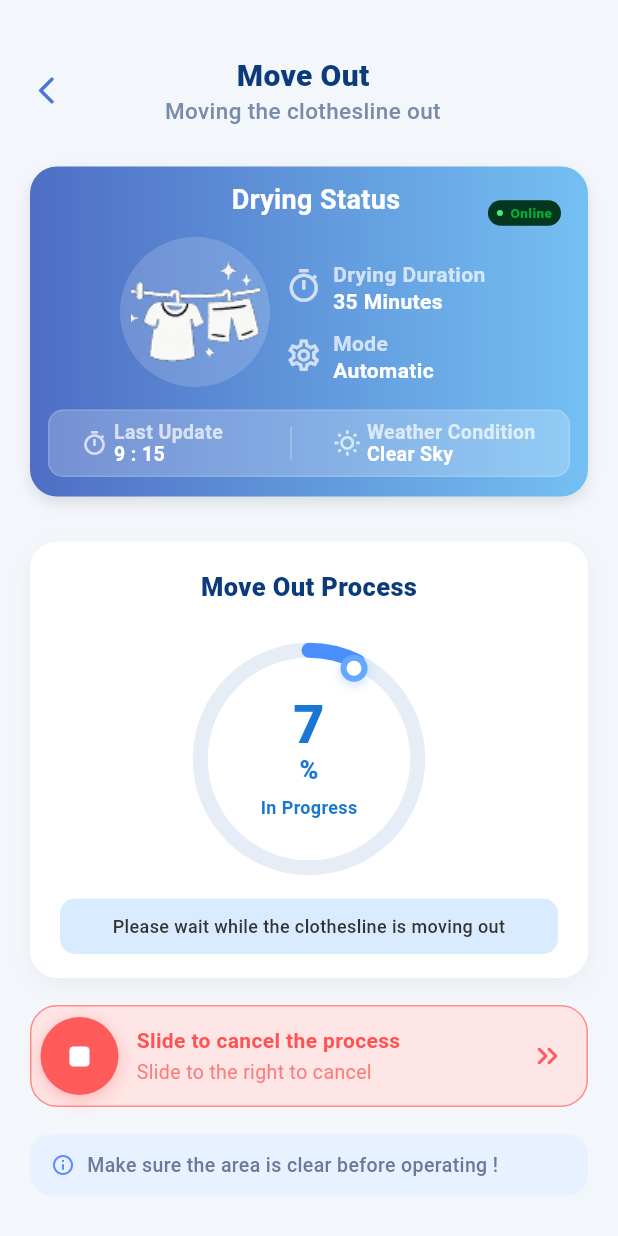
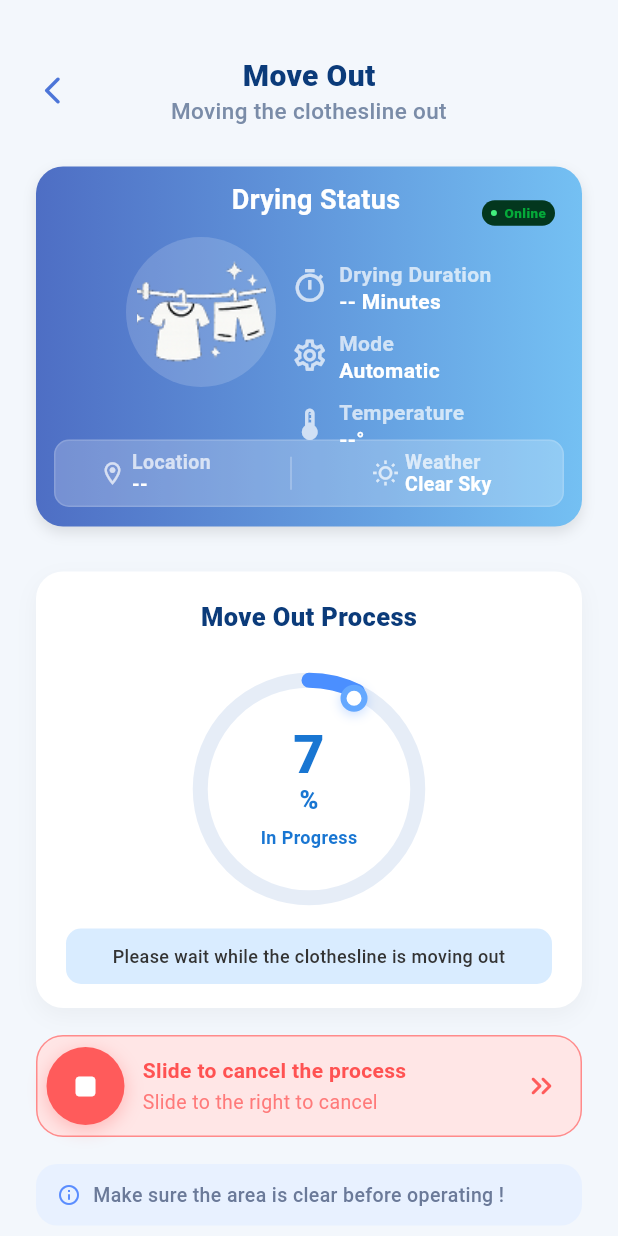
Before and after one commit to AnasTsya0/aerodry-app, a Flutter app: the ManualScreen screen opened directly, after a tap on "Move Out", on a phone screen of 412 x 824 dp. Run offline on Flutter 3.47's test engine with Material 3 defaults, Android fonts, the phone set to English and light mode, and no system bars; our stand-ins replace flutter_map, geolocator, latlong2, shared_preferences; accounts and stored records are empty; network calls fail.

Commit message:
update padding page

```diff
--- a/lib/constants/app_state.dart
+++ b/lib/constants/app_state.dart
@@ -70,6 +70,18 @@ class DryingState {
   /// Current weather condition label (e.g. 'Clear Sky', 'Rain', etc.)
   static final ValueNotifier<String> weatherCondition = ValueNotifier('Clear Sky');
 
+  /// Current device location displayed on drying card
+  static final ValueNotifier<String> location = ValueNotifier('--');
+
+  /// Current temperature displayed on drying card
+  static final ValueNotifier<String> temperature = ValueNotifier('--°');
+
+  /// When drying started (move-out time). null = not currently drying.
+  static final ValueNotifier<DateTime?> dryingStartTime = ValueNotifier(null);
+
+  /// Accumulated duration from previous drying sessions (so Move-In doesn't reset progress).
+  static Duration _pausedDuration = Duration.zero;
+
   /// Format the lastUpdateTime as "H : mm"
   static String get formattedLastUpdate {
     final t = lastUpdateTime.value;
@@ -79,11 +91,52 @@ class DryingState {
     return '$h : $m';
   }
 
+  /// Compute drying duration dynamically — paused time preserved across Move-In
+  static String get formattedDryingDuration {
+    final start = dryingStartTime.value;
+    Duration total = _pausedDuration;
+    if (start != null) {
+      final now = DateTime.now().toUtc().add(const Duration(hours: 7));
+      total += now.difference(start);
+    }
+    if (total == Duration.zero) return '-- Minutes';
+    final mins = total.inMinutes;
+    if (mins < 1) return '< 1 Minute';
+    if (mins == 1) return '1 Minute';
+    return '$mins Minutes';
+  }
+
   /// Called when manual control process succeeds
-  static void onManualSuccess({required String weatherLabel}) {
+  static void onManualSuccess({
+    required String moveType,
+    required String weatherLabel,
+    required String deviceLocation,
+    required String deviceTemperature,
+  }) {
     mode.value = 'Manual';
     lastUpdateTime.value = DateTime.now().toUtc().add(const Duration(hours: 7));
     weatherCondition.value = weatherLabel;
+    location.value = deviceLocation;
+    temperature.value = deviceTemperature;
+
+    final now = DateTime.now().toUtc().add(const Duration(hours: 7));
+
+    if (moveType == 'out') {
+      // Resume: start a new segment from now (accumulated time is kept)
+      dryingStartTime.value = now;
+    } else {
+      // Pause: add current running segment to accumulated, stop timer
+      if (dryingStartTime.value != null) {
+        _pausedDuration += now.difference(dryingStartTime.value!);
+      }
+      dryingStartTime.value = null;
+    }
+  }
+
+  /// Reset everything (e.g. when a full new drying session starts from scratch)
+  static void resetDryingSession() {
+    _pausedDuration = Duration.zero;
+    dryingStartTime.value = null;
   }
 }
 
@@ -193,6 +246,16 @@ class ActivityLogState {
         imagePath: 'assets/images/moveoutmanual.png',
         temp: '31°',
       ),
+      ActivityLogEntry(
+        title: 'Motion Detected',
+        subtitle1: 'Activity Detected In',
+        subtitle2: 'The Backyard Area',
+        tag: 'Motion',
+        type: ActivityType.motion,
+        timestamp: base.add(const Duration(hours: 10, minutes: 5)),
+        imagePath: 'assets/images/motioncard.png',
+        temp: '30°',
+      ),
     ];
   }
 
--- a/lib/screens/Manual/manual_screen.dart
+++ b/lib/screens/Manual/manual_screen.dart
@@ -1,4 +1,5 @@
 import 'package:flutter/material.dart';
+import 'dart:async';
 import 'package:aerodry_app/constants/app_state.dart';
 import 'package:aerodry_app/screens/Manual/manual_screen_detail.dart';
 
@@ -34,7 +35,7 @@ class _ManualScreenState extends State<ManualScreen> {
       backgroundColor: const Color(0xFFF3F7FC),
       body: SafeArea(
         child: SingleChildScrollView(
-          padding: const EdgeInsets.fromLTRB(20, 40, 20, 30),
+          padding: const EdgeInsets.fromLTRB(24, 40, 24, 30),
           child: Column(
             children: [
 
@@ -51,8 +52,6 @@ class _ManualScreenState extends State<ManualScreen> {
 
                   const Expanded(
                     child: Center(
-                      child: Padding(
-                        padding: EdgeInsets.only(right: 30),
                       child: Column(
                         children: [
                           Text(
@@ -81,7 +80,8 @@ class _ManualScreenState extends State<ManualScreen> {
                       ),
                     ),
                   ),
-                  ),
+
+                  const SizedBox(width: 22),
                 ],
               ),
 
@@ -291,19 +291,29 @@ class _DryingCard extends StatefulWidget {
 }
 
 class _DryingCardState extends State<_DryingCard> {
+  Timer? _durationTimer;
+
   @override
   void initState() {
     super.initState();
     DryingState.mode.addListener(_onStateChange);
     DryingState.lastUpdateTime.addListener(_onStateChange);
     DryingState.weatherCondition.addListener(_onStateChange);
+    DryingState.location.addListener(_onStateChange);
+    DryingState.temperature.addListener(_onStateChange);
+    DryingState.dryingStartTime.addListener(_onDryingTimeChange);
+    _startDurationTimer();
   }
 
   @override
   void dispose() {
+    _durationTimer?.cancel();
     DryingState.mode.removeListener(_onStateChange);
     DryingState.lastUpdateTime.removeListener(_onStateChange);
     DryingState.weatherCondition.removeListener(_onStateChange);
+    DryingState.location.removeListener(_onStateChange);
+    DryingState.temperature.removeListener(_onStateChange);
+    DryingState.dryingStartTime.removeListener(_onDryingTimeChange);
     super.dispose();
   }
 
@@ -311,14 +321,31 @@ class _DryingCardState extends State<_DryingCard> {
     if (mounted) setState(() {});
   }
 
+  void _onDryingTimeChange() {
+    _startDurationTimer();
+    if (mounted) setState(() {});
+  }
+
+  void _startDurationTimer() {
+    _durationTimer?.cancel();
+    if (DryingState.dryingStartTime.value != null) {
+      _durationTimer = Timer.periodic(const Duration(seconds: 30), (_) {
+        if (mounted) setState(() {});
+      });
+    }
+  }
+
   @override
   Widget build(BuildContext context) {
     final mode = DryingState.mode.value;
     final lastUpdate = DryingState.formattedLastUpdate;
     final weatherCond = DryingState.weatherCondition.value;
+    final dryingDuration = DryingState.formattedDryingDuration;
+    final location = DryingState.location.value;
+    final temperature = DryingState.temperature.value;
 
     return Container(
-      height: 220,
+      height: 240,
       decoration: BoxDecoration(
         gradient: const LinearGradient(
           colors: [ManualScreen.blueDark, ManualScreen.blueLight],
@@ -422,16 +449,22 @@ class _DryingCardState extends State<_DryingCard> {
                       child: Column(
                         crossAxisAlignment: CrossAxisAlignment.start,
                         children: [
-                          const _DryingText(
+                          _DryingText(
                             icon: Icons.timer_outlined,
                             title: 'Drying Duration',
-                            value: '35 Minutes',
+                            value: dryingDuration,
                           ),
                           const SizedBox(height: 10),
                           _DryingText(
                             icon: Icons.settings_outlined,
                             title: 'Mode',
                             value: mode,
+                          ),
+                          const SizedBox(height: 10),
+                          _DryingText(
+                            icon: Icons.thermostat_outlined,
+                            title: 'Temperature',
+                            value: temperature,
                           ),
                         ],
                       ),
@@ -463,9 +496,9 @@ class _DryingCardState extends State<_DryingCard> {
                         child: Padding(
                           padding: const EdgeInsets.only(left: 4),
                           child: _BottomInfo(
-                            icon: Icons.timer_outlined,
-                            title: 'Last Update',
-                            value: lastUpdate,
+                            icon: Icons.location_on_outlined,
+                            title: 'Location',
+                            value: location,
                           ),
                         ),
                       ),
@@ -486,7 +519,7 @@ class _DryingCardState extends State<_DryingCard> {
                         padding: const EdgeInsets.only(right: 6),
                         child: _BottomInfo(
                           icon: Icons.wb_sunny_outlined,
-                          title: 'Weather Condition',
+                          title: 'Weather',
                           value: weatherCond,
                         ),
                       ),
--- a/lib/screens/Manual/manual_screen_detail.dart
+++ b/lib/screens/Manual/manual_screen_detail.dart
@@ -1,4 +1,5 @@
 import 'package:flutter/material.dart';
+import 'dart:async';
 import 'dart:math' as math;
 import 'package:aerodry_app/constants/app_state.dart';
 import 'package:aerodry_app/services/weather_service.dart';
@@ -30,6 +31,7 @@ class _ManualDetailScreenState extends State<ManualDetailScreen>
 
   // ─── Weather label fetched on init ───
   String _weatherLabel = 'Clear Sky';
+  String _deviceTemperature = '--°';
 
   static const double _thumbSize = 52;
   static const double _trackHPadding = 6;
@@ -89,6 +91,7 @@ class _ManualDetailScreenState extends State<ManualDetailScreen>
             data.current.weatherCode,
             windSpeed: data.current.windSpeed,
           );
+          _deviceTemperature = '${data.current.temperature}°';
         });
       }
     } catch (_) {
@@ -107,8 +110,17 @@ class _ManualDetailScreenState extends State<ManualDetailScreen>
   void _onProcessComplete() {
     if (!mounted) return;
     setState(() => _isProcessing = false);
+    // Get active device location
+    final deviceLocation = deviceList.isNotEmpty
+        ? deviceList[activeDeviceIndex].location
+        : 'Unknown';
     // Update global drying state ONLY on success
-    DryingState.onManualSuccess(weatherLabel: _weatherLabel);
+    DryingState.onManualSuccess(
+      moveType: widget.moveType,
+      weatherLabel: _weatherLabel,
+      deviceLocation: deviceLocation,
+      deviceTemperature: _deviceTemperature,
+    );
     // Update rack state based on move type
     if (widget.moveType == 'out') {
       RackState.moveOut();
@@ -350,7 +362,7 @@ class _ManualDetailScreenState extends State<ManualDetailScreen>
       backgroundColor: const Color(0xFFF3F7FC),
       body: SafeArea(
         child: SingleChildScrollView(
-          padding: const EdgeInsets.fromLTRB(20, 40, 20, 30),
+          padding: const EdgeInsets.fromLTRB(24, 40, 24, 30),
           child: Column(
             children: [
 
@@ -368,8 +380,6 @@ class _ManualDetailScreenState extends State<ManualDetailScreen>
 
                   Expanded(
                     child: Center(
-                      child: Padding(
-                        padding: const EdgeInsets.only(right: 30),
                       child: Column(
                         children: [
                           Text(
@@ -398,7 +408,8 @@ class _ManualDetailScreenState extends State<ManualDetailScreen>
                       ),
                     ),
                   ),
-                  ),
+
+                  const SizedBox(width: 22),
                 ],
               ),
 
@@ -740,6 +751,7 @@ class _DryingCard extends StatefulWidget {
 }
 
 class _DryingCardState extends State<_DryingCard> {
+  Timer? _durationTimer;
 
   @override
   void initState() {
@@ -747,13 +759,21 @@ class _DryingCardState extends State<_DryingCard> {
     DryingState.mode.addListener(_onStateChange);
     DryingState.lastUpdateTime.addListener(_onStateChange);
     DryingState.weatherCondition.addListener(_onStateChange);
+    DryingState.location.addListener(_onStateChange);
+    DryingState.temperature.addListener(_onStateChange);
+    DryingState.dryingStartTime.addListener(_onDryingTimeChange);
+    _startDurationTimer();
   }
 
   @override
   void dispose() {
+    _durationTimer?.cancel();
     DryingState.mode.removeListener(_onStateChange);
     DryingState.lastUpdateTime.removeListener(_onStateChange);
     DryingState.weatherCondition.removeListener(_onStateChange);
+    DryingState.location.removeListener(_onStateChange);
+    DryingState.temperature.removeListener(_onStateChange);
+    DryingState.dryingStartTime.removeListener(_onDryingTimeChange);
     super.dispose();
   }
 
@@ -761,13 +781,30 @@ class _DryingCardState extends State<_DryingCard> {
     if (mounted) setState(() {});
   }
 
+  void _onDryingTimeChange() {
+    _startDurationTimer();
+    if (mounted) setState(() {});
+  }
+
+  void _startDurationTimer() {
+    _durationTimer?.cancel();
+    if (DryingState.dryingStartTime.value != null) {
+      _durationTimer = Timer.periodic(const Duration(seconds: 30), (_) {
+        if (mounted) setState(() {});
+      });
+    }
+  }
+
   @override
   Widget build(BuildContext context) {
     final mode = DryingState.mode.value;
     final lastUpdate = DryingState.formattedLastUpdate;
     final weatherCond = DryingState.weatherCondition.value;
+    final dryingDuration = DryingState.formattedDryingDuration;
+    final location = DryingState.location.value;
+    final temperature = DryingState.temperature.value;
     return Container(
-      height: 220,
+      height: 240,
       decoration: BoxDecoration(
         gradient: const LinearGradient(
           colors: [ManualDetailScreen.blueDark, ManualDetailScreen.blueLight],
@@ -871,16 +908,22 @@ class _DryingCardState extends State<_DryingCard> {
                       child: Column(
                         crossAxisAlignment: CrossAxisAlignment.start,
                         children: [
-                          const _DryingText(
+                          _DryingText(
                             icon: Icons.timer_outlined,
                             title: 'Drying Duration',
-                            value: '35 Minutes',
+                            value: dryingDuration,
                           ),
                           const SizedBox(height: 10),
                           _DryingText(
                             icon: Icons.settings_outlined,
                             title: 'Mode',
                             value: mode,
+                          ),
+                          const SizedBox(height: 10),
+                          _DryingText(
+                            icon: Icons.thermostat_outlined,
+                            title: 'Temperature',
+                            value: temperature,
                           ),
                         ],
                       ),
@@ -912,9 +955,9 @@ class _DryingCardState extends State<_DryingCard> {
                         child: Padding(
                           padding: const EdgeInsets.only(left: 4),
                           child: _BottomInfo(
-                            icon: Icons.timer_outlined,
-                            title: 'Last Update',
-                            value: lastUpdate,
+                            icon: Icons.location_on_outlined,
+                            title: 'Location',
+                            value: location,
                           ),
                         ),
                       ),
@@ -935,7 +978,7 @@ class _DryingCardState extends State<_DryingCard> {
                         padding: const EdgeInsets.only(right: 6),
                         child: _BottomInfo(
                           icon: Icons.wb_sunny_outlined,
-                          title: 'Weather Condition',
+                          title: 'Weather',
                           value: weatherCond,
                         ),
                       ),
--- a/lib/screens/Notification/notification_screen.dart
+++ b/lib/screens/Notification/notification_screen.dart
@@ -41,7 +41,7 @@ class _NotificationScreenState extends State<NotificationScreen> {
       backgroundColor: const Color(0xFFEAF4FF),
       body: SafeArea(
         child: Padding(
-          padding: const EdgeInsets.symmetric(horizontal: 37),
+          padding: const EdgeInsets.symmetric(horizontal: 24),
           child: Column(
             children: [
               const SizedBox(height: 30),
@@ -80,7 +80,7 @@ class _NotificationScreenState extends State<NotificationScreen> {
                       ),
                     ),
                   ),
-                  const SizedBox(width: 30),
+                  const SizedBox(width: 22),
                 ],
               ),
 
--- a/lib/screens/Profile/profile_screen.dart
+++ b/lib/screens/Profile/profile_screen.dart
@@ -23,7 +23,7 @@ class _ProfileScreenState extends State<ProfileScreen> {
       backgroundColor: const Color(0xFFEAF3FF),
       body: SafeArea(
         child: Padding(
-          padding: const EdgeInsets.symmetric(horizontal: 33),
+          padding: const EdgeInsets.symmetric(horizontal: 24),
           child: Column(
             children: [
               const SizedBox(height: 30),
```
Also changed, not shown: lib/screens/Profile/add_new_device_screen.dart (+19 -4 lines), lib/screens/Profile/connected_device_screen.dart (+20 -4 lines), lib/screens/activitylog/activitylog_screen.dart (+32 -38 lines), lib/screens/dashboard_screen.dart (+27 -2 lines), lib/screens/security/security_screen.dart (+15 -20 lines), lib/screens/weather/weather_screen.dart (+25 -9 lines). Lines whose indentation alone changed are shown as unchanged.
